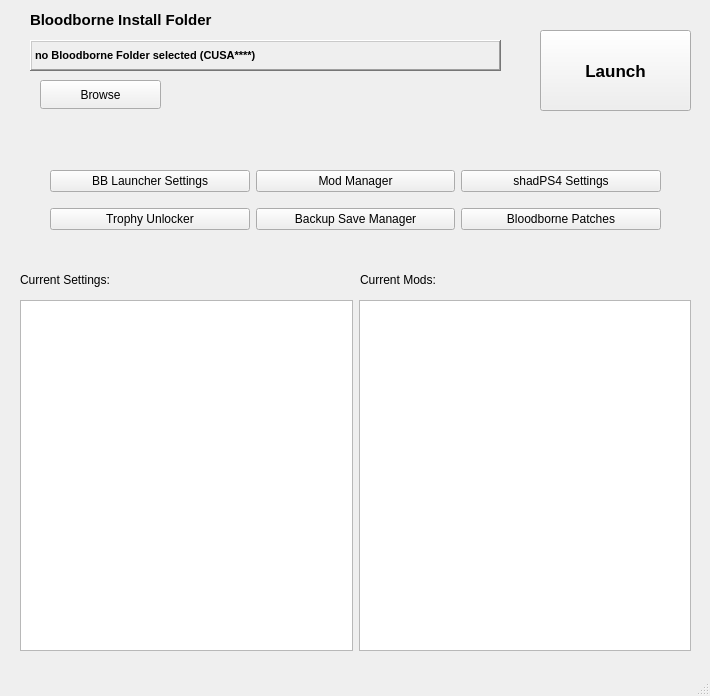
Before: the Qt Designer form bblauncher.ui in rainmakerv3/BB_Launcher, drawn with Qt 5.
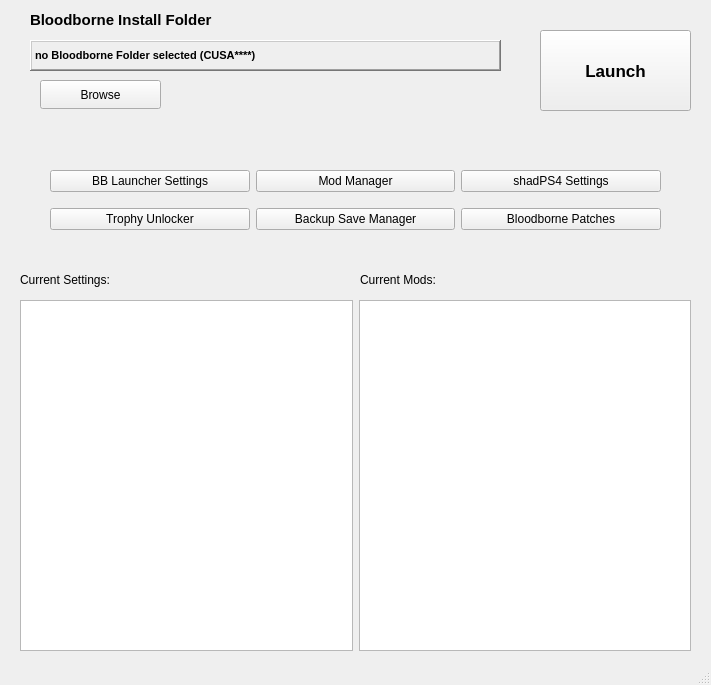
After: the same form once the commit is applied.

What changed in the file:
```diff
--- a/bblauncher.ui
+++ b/bblauncher.ui
@@ -9,10 +9,16 @@
    <rect>
     <x>0</x>
     <y>0</y>
-    <width>710</width>
-    <height>696</height>
+    <width>711</width>
+    <height>685</height>
    </rect>
   </property>
+  <property name="sizePolicy">
+   <sizepolicy hsizetype="Fixed" vsizetype="Fixed">
+    <horstretch>0</horstretch>
+    <verstretch>0</verstretch>
+   </sizepolicy>
+  </property>
   <property name="windowTitle">
    <string>Bloodborne shadPS4 Launcher</string>
   </property>
```
Left out of the diff: 16 changed lines with no effect on the pictures.
